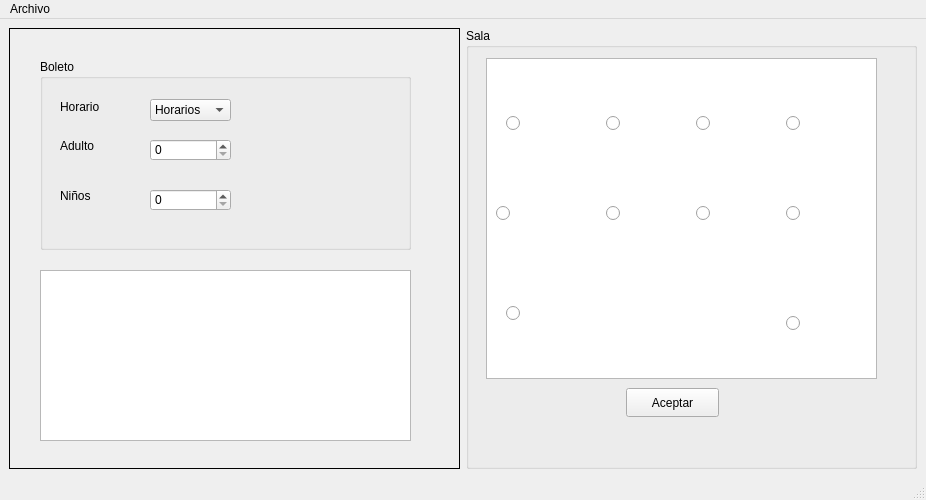
Old version of the form Sala.ui in the repository Jtobar-Ec/Cine-Mejorado.
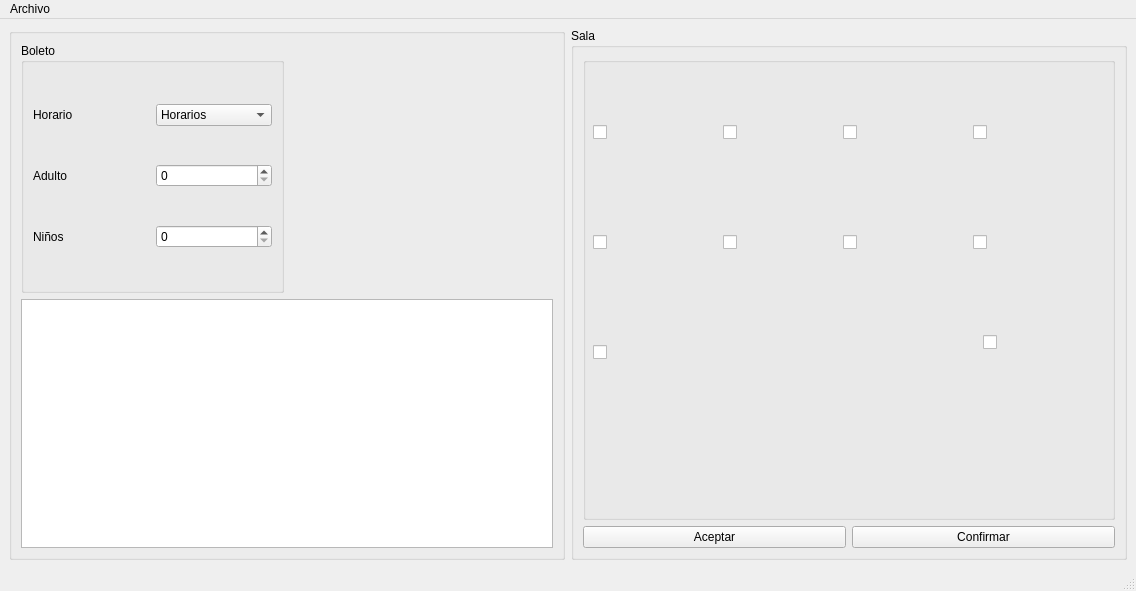
New version of the form. Icons and pictures are not drawn.

```diff
--- a/Sala.ui
+++ b/Sala.ui
@@ -6,8 +6,8 @@
    <rect>
     <x>0</x>
     <y>0</y>
-    <width>926</width>
-    <height>500</height>
+    <width>1136</width>
+    <height>591</height>
    </rect>
   </property>
   <property name="windowTitle">
@@ -16,13 +16,81 @@
   <widget class="QWidget" name="centralwidget">
    <layout class="QGridLayout" name="gridLayout">
     <item row="0" column="0">
-     <widget class="QLabel" name="label_2">
-      <property name="frameShape">
-       <enum>QFrame::Box</enum>
-      </property>
-      <property name="text">
+     <widget class="QGroupBox" name="groupBox_3">
+      <property name="title">
        <string/>
       </property>
+      <layout class="QGridLayout" name="gridLayout_4">
+       <item row="0" column="0">
+        <widget class="QGroupBox" name="groupBox">
+         <property name="title">
+          <string>Boleto</string>
+         </property>
+         <layout class="QGridLayout" name="gridLayout_3">
+          <item row="0" column="0">
+           <widget class="QLabel" name="label_3">
+            <property name="text">
+             <string>Horario</string>
+            </property>
+           </widget>
+          </item>
+          <item row="0" column="1">
+           <widget class="QComboBox" name="InHorario">
+            <item>
+             <property name="text">
+              <string>Horarios</string>
+             </property>
+            </item>
+           </widget>
+          </item>
+          <item row="1" column="0">
+           <widget class="QLabel" name="label_5">
+            <property name="text">
+             <string>Adulto</string>
+            </property>
+           </widget>
+          </item>
+          <item row="1" column="1">
+           <widget class="QSpinBox" name="Adultos">
+            <property name="maximum">
+             <number>10</number>
+            </property>
+           </widget>
+          </item>
+          <item row="2" column="0">
+           <widget class="QLabel" name="label_6">
+            <property name="text">
+             <string>Niños</string>
+            </property>
+           </widget>
+          </item>
+          <item row="2" column="1">
+           <widget class="QSpinBox" name="NInos">
+            <property name="maximum">
+             <number>10</number>
+            </property>
+           </widget>
+          </item>
+         </layout>
+        </widget>
+       </item>
+       <item row="0" column="1">
+        <spacer name="verticalSpacer">
+         <property name="orientation">
+          <enum>Qt::Vertical</enum>
+         </property>
+         <property name="sizeHint" stdset="0">
+          <size>
+           <width>20</width>
+           <height>238</height>
+          </size>
+         </property>
+        </spacer>
+       </item>
+       <item row="1" column="0" colspan="2">
+        <widget class="QTableWidget" name="OutPelis"/>
+       </item>
+      </layout>
      </widget>
     </item>
     <item row="0" column="1">
@@ -30,297 +98,200 @@
       <property name="title">
        <string>Sala</string>
       </property>
-      <widget class="QPlainTextEdit" name="plainTextEdit_2">
-       <property name="geometry">
-        <rect>
-         <x>20</x>
-         <y>30</y>
-         <width>391</width>
-         <height>321</height>
-        </rect>
-       </property>
-      </widget>
-      <widget class="QRadioButton" name="A1">
-       <property name="geometry">
-        <rect>
-         <x>40</x>
-         <y>70</y>
-         <width>91</width>
-         <height>51</height>
-        </rect>
-       </property>
-       <property name="styleSheet">
-        <string notr="true">image: url(:/new/prefix1/Recursos/sillon.png);</string>
-       </property>
-       <property name="text">
-        <string/>
-       </property>
-      </widget>
-      <widget class="QRadioButton" name="A2">
-       <property name="geometry">
-        <rect>
-         <x>140</x>
-         <y>70</y>
-         <width>91</width>
-         <height>51</height>
-        </rect>
-       </property>
-       <property name="styleSheet">
-        <string notr="true">image: url(:/new/prefix1/Recursos/sillon.png);</string>
-       </property>
-       <property name="text">
-        <string/>
-       </property>
-      </widget>
-      <widget class="QRadioButton" name="A3">
-       <property name="geometry">
-        <rect>
-         <x>230</x>
-         <y>70</y>
-         <width>91</width>
-         <height>51</height>
-        </rect>
-       </property>
-       <property name="styleSheet">
-        <string notr="true">image: url(:/new/prefix1/Recursos/sillon.png);</string>
-       </property>
-       <property name="text">
-        <string/>
-       </property>
-      </widget>
-      <widget class="QRadioButton" name="A4">
-       <property name="geometry">
-        <rect>
-         <x>320</x>
-         <y>70</y>
-         <width>91</width>
-         <height>51</height>
-        </rect>
-       </property>
-       <property name="styleSheet">
-        <string notr="true">image: url(:/new/prefix1/Recursos/sillon.png);</string>
-       </property>
-       <property name="text">
-        <string/>
-       </property>
-      </widget>
-      <widget class="QRadioButton" name="B1">
-       <property name="geometry">
-        <rect>
-         <x>30</x>
-         <y>160</y>
-         <width>91</width>
-         <height>51</height>
-        </rect>
-       </property>
-       <property name="styleSheet">
-        <string notr="true">image: url(:/new/prefix1/Recursos/sillon.png);</string>
-       </property>
-       <property name="text">
-        <string/>
-       </property>
-      </widget>
-      <widget class="QRadioButton" name="B2">
-       <property name="geometry">
-        <rect>
-         <x>140</x>
-         <y>160</y>
-         <width>91</width>
-         <height>51</height>
-        </rect>
-       </property>
-       <property name="styleSheet">
-        <string notr="true">image: url(:/new/prefix1/Recursos/sillon.png);</string>
-       </property>
-       <property name="text">
-        <string/>
-       </property>
-      </widget>
-      <widget class="QRadioButton" name="B3">
-       <property name="geometry">
-        <rect>
-         <x>230</x>
-         <y>160</y>
-         <width>91</width>
-         <height>51</height>
-        </rect>
-       </property>
-       <property name="styleSheet">
-        <string notr="true">image: url(:/new/prefix1/Recursos/sillon.png);</string>
-       </property>
-       <property name="text">
-        <string/>
-       </property>
-      </widget>
-      <widget class="QRadioButton" name="B4">
-       <property name="geometry">
-        <rect>
-         <x>320</x>
-         <y>160</y>
-         <width>91</width>
-         <height>51</height>
-        </rect>
-       </property>
-       <property name="styleSheet">
-        <string notr="true">image: url(:/new/prefix1/Recursos/sillon.png);</string>
-       </property>
-       <property name="text">
-        <string/>
-       </property>
-      </widget>
-      <widget class="QRadioButton" name="C1">
-       <property name="geometry">
-        <rect>
-         <x>40</x>
-         <y>260</y>
-         <width>91</width>
-         <height>51</height>
-        </rect>
-       </property>
-       <property name="styleSheet">
-        <string notr="true">image: url(:/new/prefix1/Recursos/sillon.png);</string>
-       </property>
-       <property name="text">
-        <string/>
-       </property>
-      </widget>
-      <widget class="QRadioButton" name="C2">
-       <property name="geometry">
-        <rect>
-         <x>320</x>
-         <y>270</y>
-         <width>91</width>
-         <height>51</height>
-        </rect>
-       </property>
-       <property name="styleSheet">
-        <string notr="true">image: url(:/new/prefix1/Recursos/sillon.png);</string>
-       </property>
-       <property name="text">
-        <string/>
-       </property>
-      </widget>
-      <widget class="QPushButton" name="pushButton">
-       <property name="geometry">
-        <rect>
-         <x>160</x>
-         <y>360</y>
-         <width>93</width>
-         <height>29</height>
-        </rect>
-       </property>
-       <property name="text">
-        <string>Aceptar</string>
-       </property>
-      </widget>
+      <layout class="QGridLayout" name="gridLayout_2">
+       <item row="0" column="0" colspan="2">
+        <widget class="QGroupBox" name="groupBox_4">
+         <property name="title">
+          <string/>
+         </property>
+         <widget class="QCheckBox" name="A1">
+          <property name="geometry">
+           <rect>
+            <x>10</x>
+            <y>40</y>
+            <width>121</width>
+            <height>71</height>
+           </rect>
+          </property>
+          <property name="styleSheet">
+           <string notr="true">image: url(:/new/prefix1/Recursos/sillon.png);</string>
+          </property>
+          <property name="text">
+           <string/>
+          </property>
+         </widget>
+         <widget class="QCheckBox" name="A2">
+          <property name="geometry">
+           <rect>
+            <x>140</x>
+            <y>40</y>
+            <width>121</width>
+            <height>71</height>
+           </rect>
+          </property>
+          <property name="styleSheet">
+           <string notr="true">image: url(:/new/prefix1/Recursos/sillon.png);</string>
+          </property>
+          <property name="text">
+           <string/>
+          </property>
+         </widget>
+         <widget class="QCheckBox" name="A3">
+          <property name="geometry">
+           <rect>
+            <x>260</x>
+            <y>40</y>
+            <width>121</width>
+            <height>71</height>
+           </rect>
+          </property>
+          <property name="styleSheet">
+           <string notr="true">image: url(:/new/prefix1/Recursos/sillon.png);</string>
+          </property>
+          <property name="text">
+           <string/>
+          </property>
+         </widget>
+         <widget class="QCheckBox" name="A4">
+          <property name="geometry">
+           <rect>
+            <x>390</x>
+            <y>40</y>
+            <width>121</width>
+            <height>71</height>
+           </rect>
+          </property>
+          <property name="styleSheet">
+           <string notr="true">image: url(:/new/prefix1/Recursos/sillon.png);</string>
+          </property>
+          <property name="text">
+           <string/>
+          </property>
+         </widget>
+         <widget class="QCheckBox" name="B1">
+          <property name="geometry">
+           <rect>
+            <x>10</x>
+            <y>150</y>
+            <width>121</width>
+            <height>71</height>
+           </rect>
+          </property>
+          <property name="styleSheet">
+           <string notr="true">image: url(:/new/prefix1/Recursos/sillon.png);</string>
+          </property>
+          <property name="text">
+           <string/>
+          </property>
+         </widget>
+         <widget class="QCheckBox" name="B2">
+          <property name="geometry">
+           <rect>
+            <x>140</x>
+            <y>150</y>
+            <width>121</width>
+            <height>71</height>
+           </rect>
+          </property>
+          <property name="styleSheet">
+           <string notr="true">image: url(:/new/prefix1/Recursos/sillon.png);</string>
+          </property>
+          <property name="text">
+           <string/>
+          </property>
+         </widget>
+         <widget class="QCheckBox" name="B3">
+          <property name="geometry">
+           <rect>
+            <x>260</x>
+            <y>150</y>
+            <width>121</width>
+            <height>71</height>
+           </rect>
+          </property>
+          <property name="styleSheet">
+           <string notr="true">image: url(:/new/prefix1/Recursos/sillon.png);</string>
+          </property>
+          <property name="text">
+           <string/>
+          </property>
+         </widget>
+         <widget class="QCheckBox" name="B4">
+          <property name="geometry">
+           <rect>
+            <x>390</x>
+            <y>150</y>
+            <width>121</width>
+            <height>71</height>
+           </rect>
+          </property>
+          <property name="styleSheet">
+           <string notr="true">image: url(:/new/prefix1/Recursos/sillon.png);</string>
+          </property>
+          <property name="text">
+           <string/>
+          </property>
+         </widget>
+         <widget class="QCheckBox" name="C1">
+          <property name="geometry">
+           <rect>
+            <x>10</x>
+            <y>260</y>
+            <width>121</width>
+            <height>71</height>
+           </rect>
+          </property>
+          <property name="styleSheet">
+           <string notr="true">image: url(:/new/prefix1/Recursos/sillon.png);</string>
+          </property>
+          <property name="text">
+           <string/>
+          </property>
+         </widget>
+         <widget class="QCheckBox" name="C2">
+          <property name="geometry">
+           <rect>
+            <x>400</x>
+            <y>250</y>
+            <width>121</width>
+            <height>71</height>
+           </rect>
+          </property>
+          <property name="styleSheet">
+           <string notr="true">image: url(:/new/prefix1/Recursos/sillon.png);</string>
+          </property>
+          <property name="text">
+           <string/>
+          </property>
+         </widget>
+        </widget>
+       </item>
+       <item row="1" column="0">
+        <widget class="QPushButton" name="OutCompra">
+         <property name="text">
+          <string>Aceptar</string>
+         </property>
+        </widget>
+       </item>
+       <item row="1" column="1">
+        <widget class="QPushButton" name="pushButton_2">
+         <property name="text">
+          <string>Confirmar</string>
+         </property>
+        </widget>
+       </item>
+      </layout>
      </widget>
     </item>
    </layout>
-   <widget class="QGroupBox" name="groupBox">
-    <property name="geometry">
-     <rect>
-      <x>40</x>
-      <y>40</y>
-      <width>371</width>
-      <height>191</height>
-     </rect>
-    </property>
-    <property name="title">
-     <string>Boleto</string>
-    </property>
-    <widget class="QLabel" name="label_3">
-     <property name="geometry">
-      <rect>
-       <x>20</x>
-       <y>40</y>
-       <width>51</width>
-       <height>16</height>
-      </rect>
-     </property>
-     <property name="text">
-      <string>Horario</string>
-     </property>
-    </widget>
-    <widget class="QLabel" name="label_5">
-     <property name="geometry">
-      <rect>
-       <x>20</x>
-       <y>80</y>
-       <width>47</width>
-       <height>14</height>
-      </rect>
-     </property>
-     <property name="text">
-      <string>Adulto</string>
-     </property>
-    </widget>
-    <widget class="QLabel" name="label_6">
-     <property name="geometry">
-      <rect>
-       <x>20</x>
-       <y>130</y>
-       <width>47</width>
-       <height>14</height>
-      </rect>
-     </property>
-     <property name="text">
-      <string>Niños</string>
-     </property>
-    </widget>
-    <widget class="QSpinBox" name="NInos">
-     <property name="geometry">
-      <rect>
-       <x>110</x>
-       <y>130</y>
-       <width>81</width>
-       <height>22</height>
-      </rect>
-     </property>
-    </widget>
-    <widget class="QSpinBox" name="Adultos">
-     <property name="geometry">
-      <rect>
-       <x>110</x>
-       <y>80</y>
-       <width>81</width>
-       <height>22</height>
-      </rect>
-     </property>
-    </widget>
-    <widget class="QComboBox" name="InHorario">
-     <property name="geometry">
-      <rect>
-       <x>110</x>
-       <y>40</y>
-       <width>81</width>
-       <height>22</height>
-      </rect>
-     </property>
-     <item>
-      <property name="text">
-       <string>Horarios</string>
-      </property>
-     </item>
-    </widget>
-   </widget>
-   <widget class="QTableWidget" name="OutPelis">
-    <property name="geometry">
-     <rect>
-      <x>40</x>
-      <y>251</y>
-      <width>371</width>
-      <height>171</height>
-     </rect>
-    </property>
-   </widget>
   </widget>
   <widget class="QMenuBar" name="menubar">
    <property name="geometry">
     <rect>
      <x>0</x>
      <y>0</y>
-     <width>926</width>
-     <height>26</height>
+     <width>1136</width>
+     <height>25</height>
     </rect>
    </property>
    <widget class="QMenu" name="menuArchivo">
```
Left out of the diff: 6 changed lines with no effect on the pictures.
